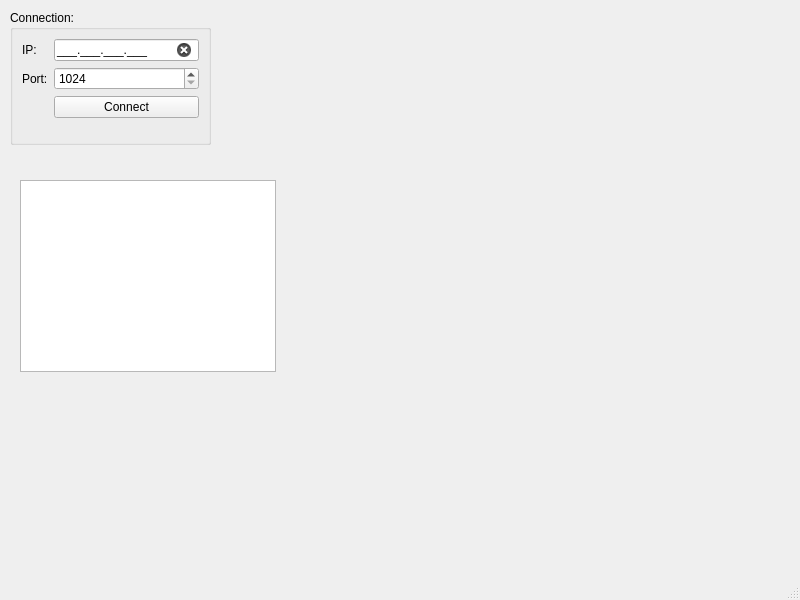
This is interface/mainwindow.ui in ItsNotSoftware/Distributed-Illumination-Control-System as Qt 5 draws it before an edit. The edited form follows.
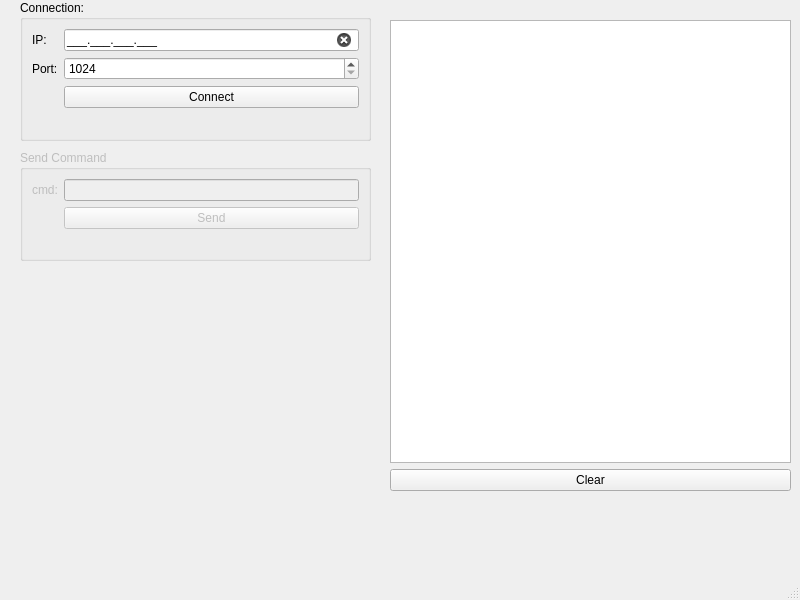
This is the edited form.

Commit message: Interface now sends messages

The edit to the form file:
```diff
--- a/interface/mainwindow.ui
+++ b/interface/mainwindow.ui
@@ -26,10 +26,10 @@
    <widget class="QGroupBox" name="groupBox_2">
     <property name="geometry">
      <rect>
-      <x>10</x>
-      <y>10</y>
-      <width>201</width>
-      <height>135</height>
+      <x>20</x>
+      <y>0</y>
+      <width>351</width>
+      <height>141</height>
      </rect>
     </property>
     <property name="title">
@@ -82,15 +82,62 @@
      </item>
     </layout>
    </widget>
-   <widget class="QListWidget" name="lstConsole">
+   <widget class="QWidget" name="layoutWidget">
+    <property name="geometry">
+     <rect>
+      <x>390</x>
+      <y>20</y>
+      <width>401</width>
+      <height>471</height>
+     </rect>
+    </property>
+    <layout class="QVBoxLayout" name="verticalLayout">
+     <item>
+      <widget class="QListWidget" name="lstConsole"/>
+     </item>
+     <item>
+      <widget class="QPushButton" name="pushButton">
+       <property name="text">
+        <string>Clear</string>
+       </property>
+      </widget>
+     </item>
+    </layout>
+   </widget>
+   <widget class="QGroupBox" name="grpSendCmd">
+    <property name="enabled">
+     <bool>false</bool>
+    </property>
     <property name="geometry">
      <rect>
       <x>20</x>
-      <y>180</y>
-      <width>256</width>
-      <height>192</height>
+      <y>150</y>
+      <width>351</width>
+      <height>111</height>
      </rect>
     </property>
+    <property name="title">
+     <string>Send Command</string>
+    </property>
+    <layout class="QFormLayout" name="formLayout">
+     <item row="0" column="0">
+      <widget class="QLabel" name="label">
+       <property name="text">
+        <string>cmd:</string>
+       </property>
+      </widget>
+     </item>
+     <item row="1" column="1">
+      <widget class="QPushButton" name="btnSendCmd">
+       <property name="text">
+        <string>Send</string>
+       </property>
+      </widget>
+     </item>
+     <item row="0" column="1">
+      <widget class="QLineEdit" name="lnSendCmd"/>
+     </item>
+    </layout>
    </widget>
   </widget>
   <widget class="QMenuBar" name="menubar">
```
Left out of the diff: 19 changed lines with no effect on the pictures. The commit also changes 4 other files.
